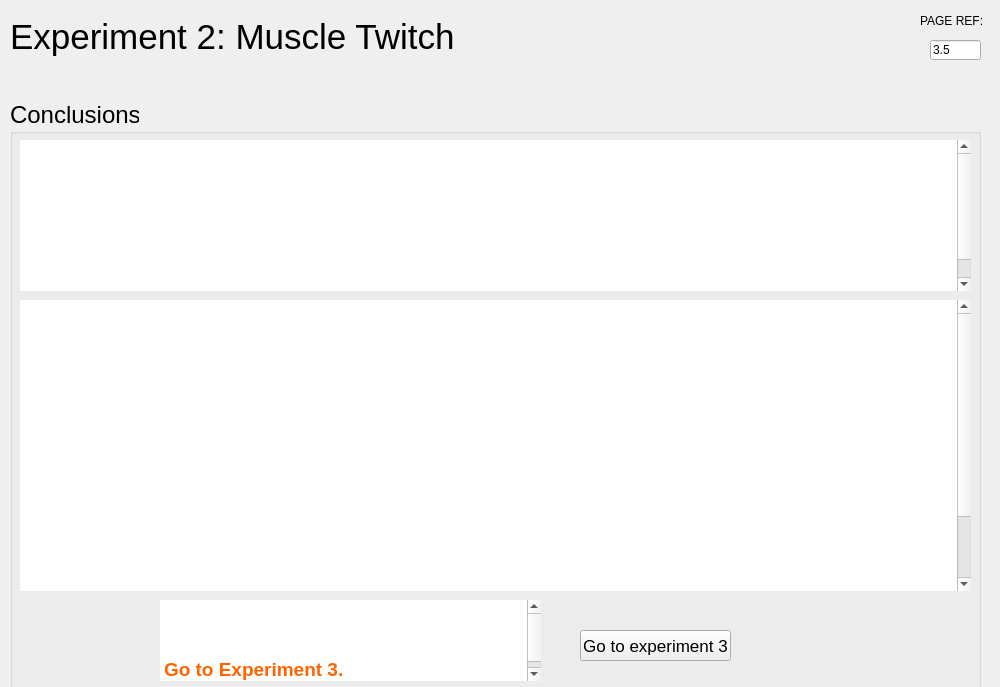
First picture: the form in rsc/ui/experiment2_muscle_twitch_five.ui, repository KarinaKarenik/Skeletal-Muscle-Contraction-Lab, before the edit.
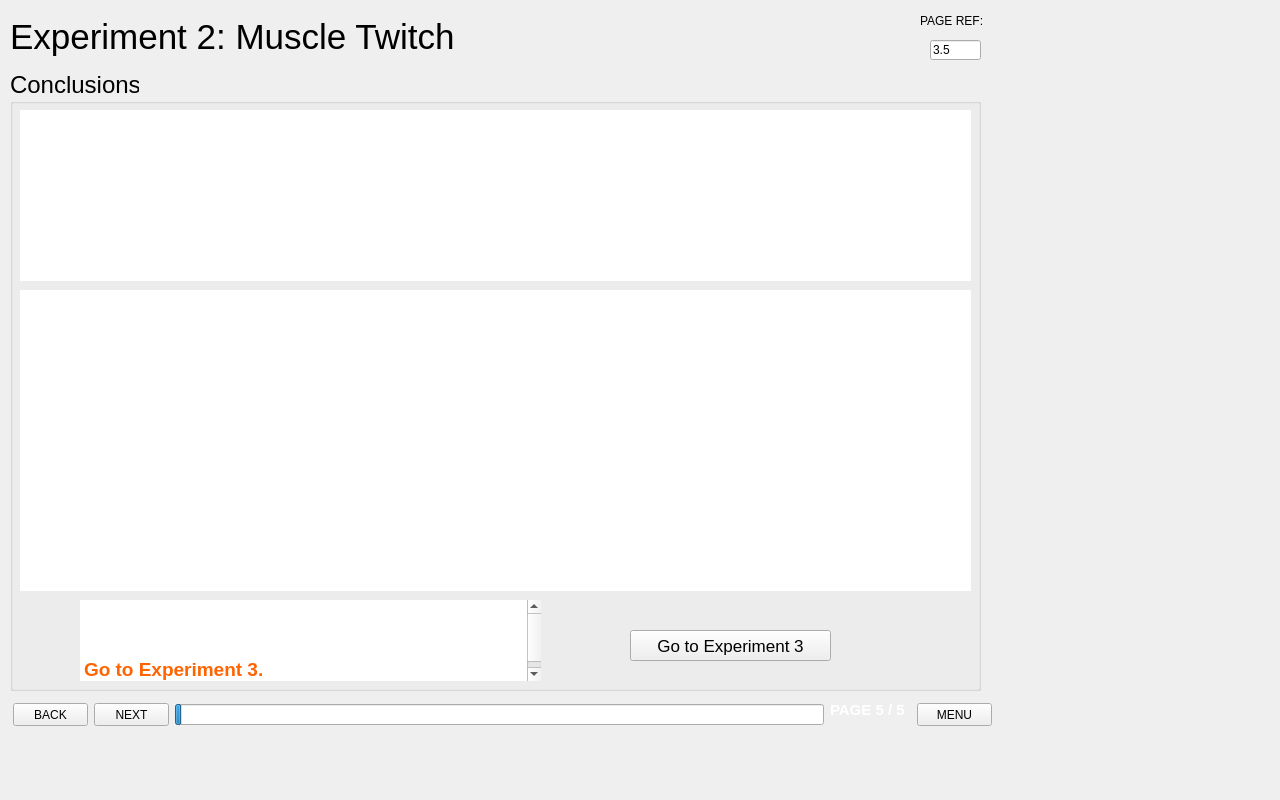
Second picture: the form after the edit.

```diff
--- a/rsc/ui/experiment2_muscle_twitch_five.ui
+++ b/rsc/ui/experiment2_muscle_twitch_five.ui
@@ -6,8 +6,8 @@
    <rect>
     <x>0</x>
     <y>0</y>
-    <width>1000</width>
-    <height>687</height>
+    <width>1280</width>
+    <height>800</height>
    </rect>
   </property>
   <property name="windowTitle">
@@ -194,9 +194,9 @@
     <property name="geometry">
      <rect>
       <x>10</x>
-      <y>100</y>
+      <y>70</y>
       <width>971</width>
-      <height>591</height>
+      <height>621</height>
      </rect>
     </property>
     <property name="font">
@@ -213,7 +213,7 @@
        <x>10</x>
        <y>40</y>
        <width>951</width>
-       <height>151</height>
+       <height>171</height>
       </rect>
      </property>
      <property name="font">
@@ -229,16 +229,16 @@
 &lt;html&gt;&lt;head&gt;&lt;meta name=&quot;qrichtext&quot; content=&quot;1&quot; /&gt;&lt;style type=&quot;text/css&quot;&gt;
 p, li { white-space: pre-wrap; }
 &lt;/style&gt;&lt;/head&gt;&lt;body style=&quot; font-family:'.AppleSystemUIFont'; font-size:21pt; font-weight:400; font-style:normal;&quot;&gt;
-&lt;p align=&quot;justify&quot; style=&quot; margin-top:0px; margin-bottom:0px; margin-left:0px; margin-right:0px; -qt-block-indent:0; text-indent:0px; line-height:120%;&quot;&gt;&lt;a name=&quot;docs-internal-guid-095d3373-7fff-291b-8b24-db37707a6eb9&quot;&gt;&lt;/a&gt;&lt;span style=&quot; font-family:'Times New Roman'; font-size:18pt; color:#ffffff; background-color:transparent;&quot;&gt;I&lt;/span&gt;&lt;span style=&quot; font-family:'Times New Roman'; font-size:18pt; color:#ffffff; background-color:transparent;&quot;&gt;n this experiment you stimulated the nerve with a single supramaximal shock, and observed the generation of an action potential, and a single contraction in the muscle. You saw that the contraction started about 6 msec after the stimulus, and lasted for approximately 120 msec. The action potential in the muscle precedes the contraction, and occurs about 1 msec after the stimulus to the nerve.&lt;/span&gt;&lt;/p&gt;&lt;/body&gt;&lt;/html&gt;</string>
+&lt;p align=&quot;justify&quot; style=&quot; margin-top:0px; margin-bottom:0px; margin-left:0px; margin-right:0px; -qt-block-indent:0; text-indent:0px; line-height:120%;&quot;&gt;&lt;a name=&quot;docs-internal-guid-095d3373-7fff-291b-8b24-db37707a6eb9&quot;&gt;&lt;/a&gt;&lt;span style=&quot; font-family:'Times New Roman'; font-size:14pt; color:#ffffff; background-color:transparent;&quot;&gt;I&lt;/span&gt;&lt;span style=&quot; font-family:'Times New Roman'; font-size:14pt; color:#ffffff; background-color:transparent;&quot;&gt;n this experiment you stimulated the nerve with a single supramaximal shock, and observed the generation of an action potential, and a single contraction in the muscle. You saw that the contraction started about 6 msec after the stimulus, and lasted for approximately 120 msec. The action potential in the muscle precedes the contraction, and occurs about 1 msec after the stimulus to the nerve.&lt;/span&gt;&lt;/p&gt;&lt;/body&gt;&lt;/html&gt;</string>
      </property>
     </widget>
     <widget class="QTextEdit" name="textEdit_2">
      <property name="geometry">
       <rect>
        <x>10</x>
-       <y>200</y>
+       <y>220</y>
        <width>951</width>
-       <height>291</height>
+       <height>301</height>
       </rect>
      </property>
      <property name="font">
@@ -254,18 +254,18 @@
 &lt;html&gt;&lt;head&gt;&lt;meta name=&quot;qrichtext&quot; content=&quot;1&quot; /&gt;&lt;style type=&quot;text/css&quot;&gt;
 p, li { white-space: pre-wrap; }
 &lt;/style&gt;&lt;/head&gt;&lt;body style=&quot; font-family:'.AppleSystemUIFont'; font-size:21pt; font-weight:400; font-style:normal;&quot;&gt;
-&lt;p align=&quot;justify&quot; style=&quot; margin-top:0px; margin-bottom:0px; margin-left:0px; margin-right:0px; -qt-block-indent:0; text-indent:0px; line-height:120%;&quot;&gt;&lt;a name=&quot;docs-internal-guid-30bab8d7-7fff-ef42-9ef9-c26e2028a721&quot;&gt;&lt;/a&gt;&lt;span style=&quot; font-family:'Times New Roman'; font-size:18pt; color:#ffffff; background-color:transparent;&quot;&gt;T&lt;/span&gt;&lt;span style=&quot; font-family:'Times New Roman'; font-size:18pt; color:#ffffff; background-color:transparent;&quot;&gt;he interpretation of the experiment is affected by two factors:&lt;/span&gt;&lt;/p&gt;
-&lt;p align=&quot;justify&quot; style=&quot; margin-top:0px; margin-bottom:0px; margin-left:0px; margin-right:0px; -qt-block-indent:0; text-indent:0px; line-height:120%; background-color:transparent;&quot;&gt;&lt;span style=&quot; font-family:'Times New Roman'; font-size:18pt; color:#ffffff; background-color:transparent;&quot;&gt;    1 - The time resolution of the apparatus was 1 msec, so this is the smallest time difference that could be measured.&lt;/span&gt;&lt;/p&gt;
-&lt;p align=&quot;justify&quot; style=&quot; margin-top:0px; margin-bottom:0px; margin-left:0px; margin-right:0px; -qt-block-indent:0; text-indent:0px; line-height:120%; background-color:transparent;&quot;&gt;&lt;span style=&quot; font-family:'Times New Roman'; font-size:18pt; color:#ffffff; background-color:transparent;&quot;&gt;     2 - A bundle of nerves was stimulated. Each axon in the bundle supplies a motor unit, a group of muscle fibers. The conduction velocity of each axon is slightly different, so the different motor units in the muscle are all stimulated at slightly different times.&lt;/span&gt;&lt;/p&gt;
-&lt;p align=&quot;justify&quot; style=&quot; margin-top:0px; margin-bottom:0px; margin-left:0px; margin-right:0px; -qt-block-indent:0; text-indent:0px; line-height:120%;&quot;&gt;&lt;span style=&quot; font-family:'Times New Roman'; font-size:18pt; color:#ffffff; background-color:transparent;&quot;&gt;The start of the muscle action potential shows the time of the action potential in the first motor unit to be stimulated, and the start of the contraction shows the time at which the contraction starts in the first motor unit. The total time taken for the action potential or the contraction  includes the spread of time between the activation of different motor units.&lt;/span&gt;&lt;/p&gt;&lt;/body&gt;&lt;/html&gt;</string>
+&lt;p align=&quot;justify&quot; style=&quot; margin-top:0px; margin-bottom:0px; margin-left:0px; margin-right:0px; -qt-block-indent:0; text-indent:0px; line-height:120%;&quot;&gt;&lt;a name=&quot;docs-internal-guid-30bab8d7-7fff-ef42-9ef9-c26e2028a721&quot;&gt;&lt;/a&gt;&lt;span style=&quot; font-family:'Times New Roman'; font-size:14pt; color:#ffffff; background-color:transparent;&quot;&gt;T&lt;/span&gt;&lt;span style=&quot; font-family:'Times New Roman'; font-size:14pt; color:#ffffff; background-color:transparent;&quot;&gt;he interpretation of the experiment is affected by two factors:&lt;/span&gt;&lt;/p&gt;
+&lt;p align=&quot;justify&quot; style=&quot; margin-top:0px; margin-bottom:0px; margin-left:0px; margin-right:0px; -qt-block-indent:0; text-indent:0px; line-height:120%; background-color:transparent;&quot;&gt;&lt;span style=&quot; font-family:'Times New Roman'; font-size:14pt; color:#ffffff; background-color:transparent;&quot;&gt;    1 - The time resolution of the apparatus was 1 msec, so this is the smallest time difference that could be measured.&lt;/span&gt;&lt;/p&gt;
+&lt;p align=&quot;justify&quot; style=&quot; margin-top:0px; margin-bottom:0px; margin-left:0px; margin-right:0px; -qt-block-indent:0; text-indent:0px; line-height:120%; background-color:transparent;&quot;&gt;&lt;span style=&quot; font-family:'Times New Roman'; font-size:14pt; color:#ffffff; background-color:transparent;&quot;&gt;     2 - A bundle of nerves was stimulated. Each axon in the bundle supplies a motor unit, a group of muscle fibers. The conduction velocity of each axon is slightly different, so the different motor units in the muscle are all stimulated at slightly different times.&lt;/span&gt;&lt;/p&gt;
+&lt;p align=&quot;justify&quot; style=&quot; margin-top:0px; margin-bottom:0px; margin-left:0px; margin-right:0px; -qt-block-indent:0; text-indent:0px; line-height:120%;&quot;&gt;&lt;span style=&quot; font-family:'Times New Roman'; font-size:14pt; color:#ffffff; background-color:transparent;&quot;&gt;The start of the muscle action potential shows the time of the action potential in the first motor unit to be stimulated, and the start of the contraction shows the time at which the contraction starts in the first motor unit. The total time taken for the action potential or the contraction  includes the spread of time between the activation of different motor units.&lt;/span&gt;&lt;/p&gt;&lt;/body&gt;&lt;/html&gt;</string>
      </property>
     </widget>
     <widget class="QTextEdit" name="textEdit_3">
      <property name="geometry">
       <rect>
-       <x>150</x>
-       <y>500</y>
-       <width>381</width>
+       <x>70</x>
+       <y>530</y>
+       <width>461</width>
        <height>81</height>
       </rect>
      </property>
@@ -289,9 +289,9 @@
     <widget class="QPushButton" name="pushButtonExp3">
      <property name="geometry">
       <rect>
-       <x>570</x>
-       <y>530</y>
-       <width>151</width>
+       <x>620</x>
+       <y>560</y>
+       <width>201</width>
        <height>31</height>
       </rect>
      </property>
@@ -301,7 +301,7 @@
       </font>
      </property>
      <property name="text">
-      <string>Go to experiment 3</string>
+      <string>Go to Experiment 3</string>
      </property>
     </widget>
    </widget>
```
Left out of the diff: 2 changed lines with no effect on the pictures.
